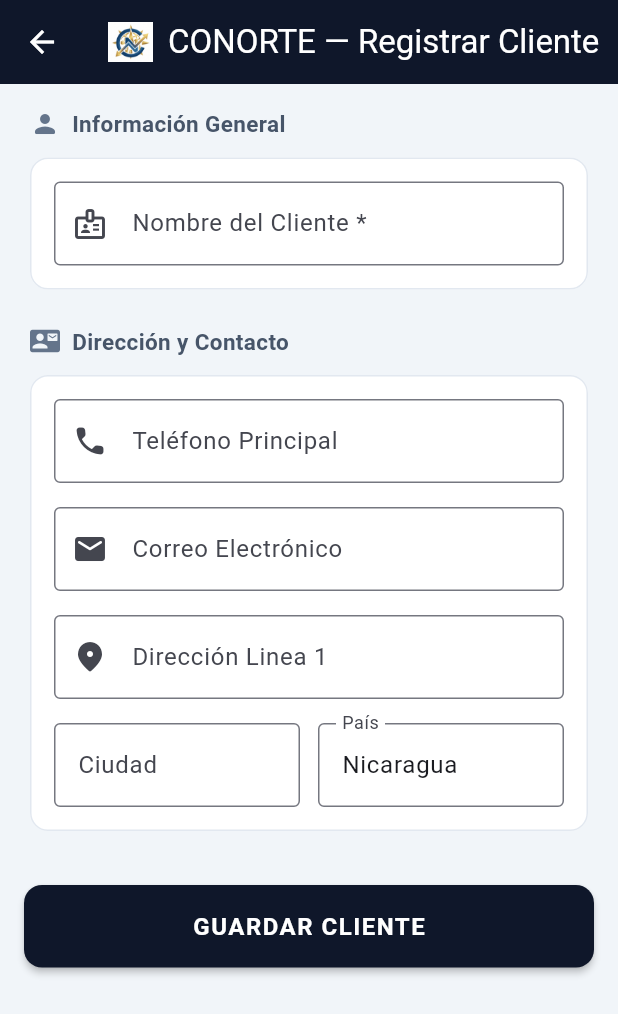
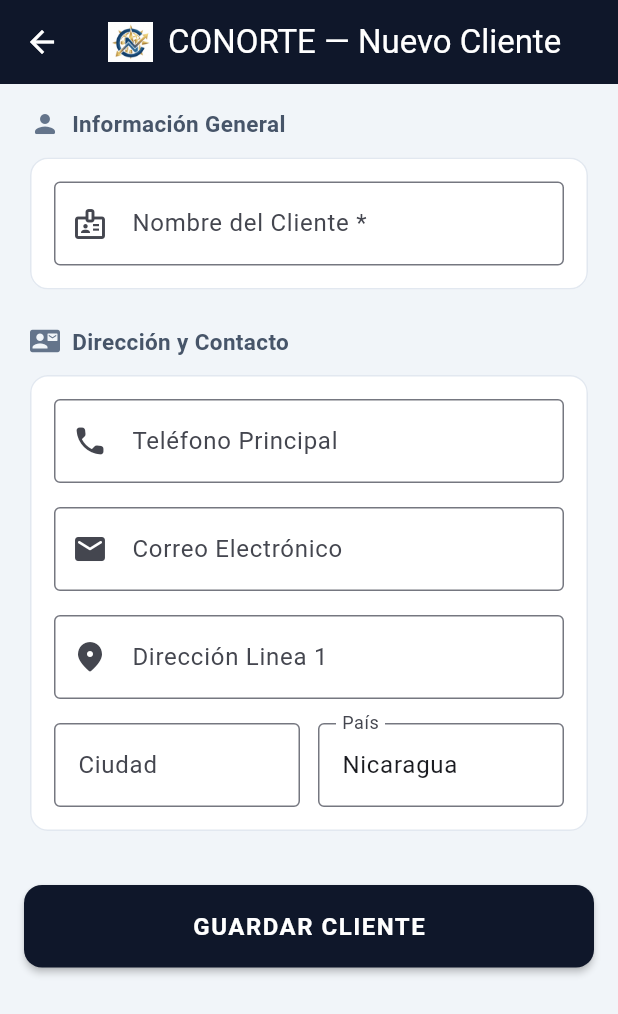
Before and after one commit to Ramos171-c/Conorsa, a Flutter app: the CustomerListScreen screen opened directly, after a tap on the "add" icon, on a phone screen of 412 x 824 dp. Shown: the top 1014 px of the screen. Run offline on Flutter 3.47's test engine with Material 3 defaults, Android fonts, the light colour scheme and no system bars; our stand-ins replace shared_preferences; accounts and stored records are empty; network calls fail; project files that could hold a hidden picture were left out.

Commit message:
fix: prevenir desbordamientos de pixeles en titulos de AppBar usando Flexible con ellipsis

```diff
--- a/EnterpriseBillingSystem.Mobile/lib/screens/catalog_screen.dart
+++ b/EnterpriseBillingSystem.Mobile/lib/screens/catalog_screen.dart
@@ -60,10 +60,17 @@ class _CatalogScreenState extends State<CatalogScreen> {
       backgroundColor: const Color(0xFFF8FAFC),
       appBar: AppBar(
         title: Row(
+          mainAxisSize: MainAxisSize.min,
           children: [
             Image.asset('assets/images/logo.png', height: 30, width: 30),
             const SizedBox(width: 10),
-            const Text('CONORTE — Catálogo'),
+            const Flexible(
+              child: Text(
+                'CONORTE — Catálogo',
+                overflow: TextOverflow.ellipsis,
+                maxLines: 1,
+              ),
+            ),
           ],
         ),
         backgroundColor: const Color(0xFF0F172A),
--- a/EnterpriseBillingSystem.Mobile/lib/screens/customer_list_screen.dart
+++ b/EnterpriseBillingSystem.Mobile/lib/screens/customer_list_screen.dart
@@ -158,10 +158,17 @@ class _CustomerListScreenState extends State<CustomerListScreen> {
       backgroundColor: const Color(0xFFF1F5F9),
       appBar: AppBar(
         title: Row(
+          mainAxisSize: MainAxisSize.min,
           children: [
             Image.asset('assets/images/logo.png', height: 30, width: 30),
             const SizedBox(width: 10),
-            const Text('CONORTE — Clientes'),
+            const Flexible(
+              child: Text(
+                'CONORTE — Clientes',
+                overflow: TextOverflow.ellipsis,
+                maxLines: 1,
+              ),
+            ),
           ],
         ),
         backgroundColor: const Color(0xFF0F172A),
--- a/EnterpriseBillingSystem.Mobile/lib/screens/register_customer_screen.dart
+++ b/EnterpriseBillingSystem.Mobile/lib/screens/register_customer_screen.dart
@@ -401,10 +401,17 @@ class _RegisterCustomerScreenState extends State<RegisterCustomerScreen> {
       backgroundColor: const Color(0xFFF1F5F9), // Light background
       appBar: AppBar(
         title: Row(
+          mainAxisSize: MainAxisSize.min,
           children: [
             Image.asset('assets/images/logo.png', height: 30, width: 30),
             const SizedBox(width: 10),
-            const Text('CONORTE — Registrar Cliente'),
+            const Flexible(
+              child: Text(
+                'CONORTE — Nuevo Cliente',
+                overflow: TextOverflow.ellipsis,
+                maxLines: 1,
+              ),
+            ),
           ],
         ),
         backgroundColor: const Color(0xFF0F172A),
```
Also changed, not shown: EnterpriseBillingSystem.Mobile/lib/screens/create_order_screen.dart (+8 -1 lines), EnterpriseBillingSystem.Mobile/lib/screens/dashboard_screen.dart (+8 -1 lines), EnterpriseBillingSystem.Mobile/lib/screens/goals_screen.dart (+8 -1 lines), EnterpriseBillingSystem.Mobile/lib/screens/home_screen.dart (+8 -1 lines), EnterpriseBillingSystem.Mobile/lib/screens/order_list_screen.dart (+8 -1 lines), EnterpriseBillingSystem.Mobile/lib/screens/pos_screen.dart (+8 -1 lines), EnterpriseBillingSystem.Mobile/lib/screens/product_detail_screen.dart (+8 -1 lines).
